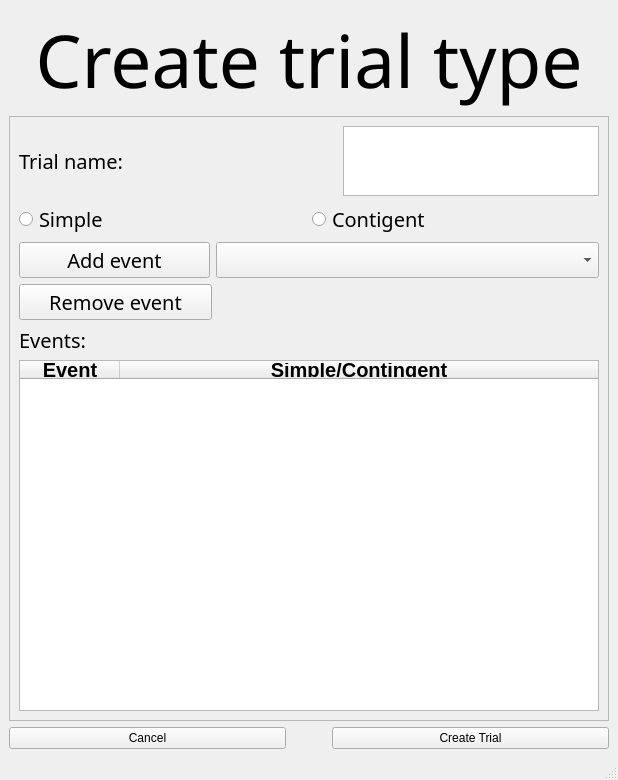
Above: UI/create_trial_type.ui from KehatSudri/Behavior_System2.0 before the change. Below: the same form after it.
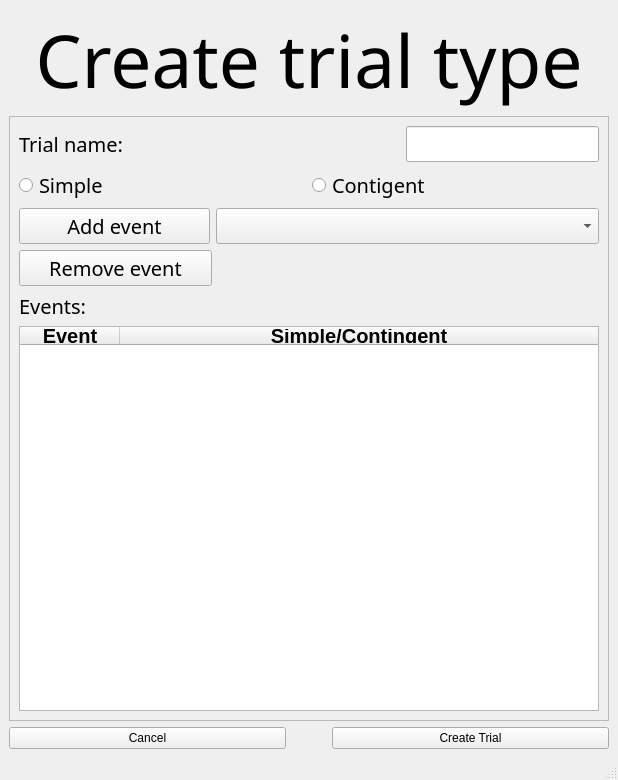
That is the form after the change.

```diff
--- a/UI/create_trial_type.ui
+++ b/UI/create_trial_type.ui
@@ -133,7 +133,7 @@
              </widget>
             </item>
             <item>
-             <widget class="QTextEdit" name="textEdit"/>
+             <widget class="QLineEdit" name="lineEdit"/>
             </item>
            </layout>
           </item>
```
